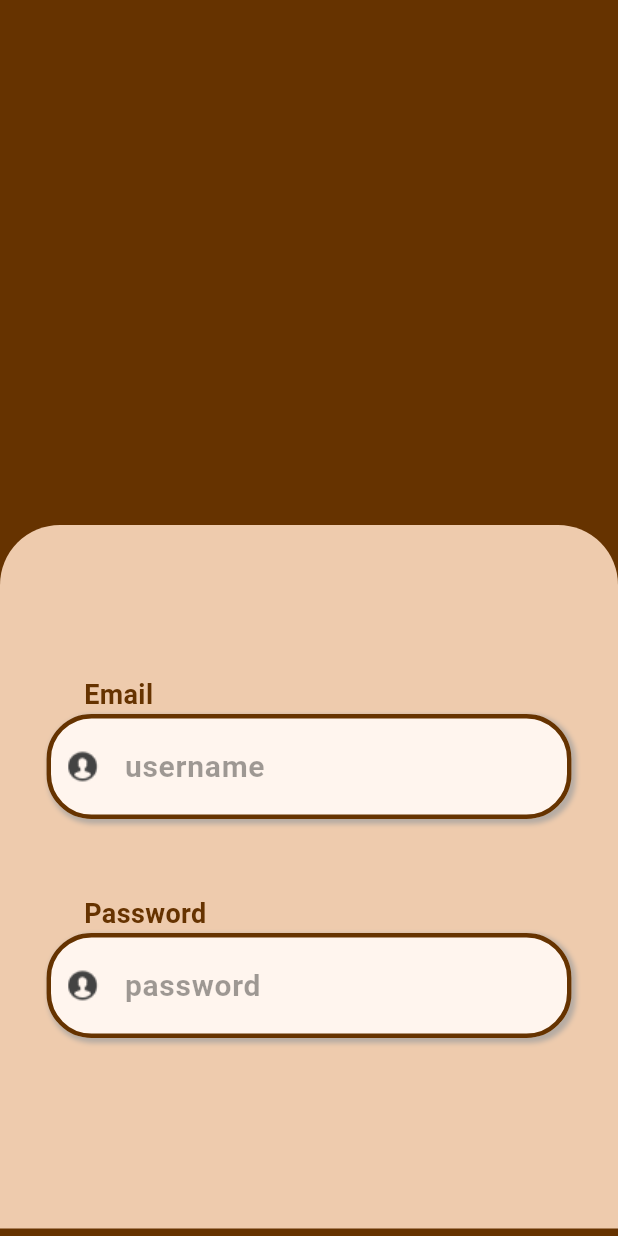
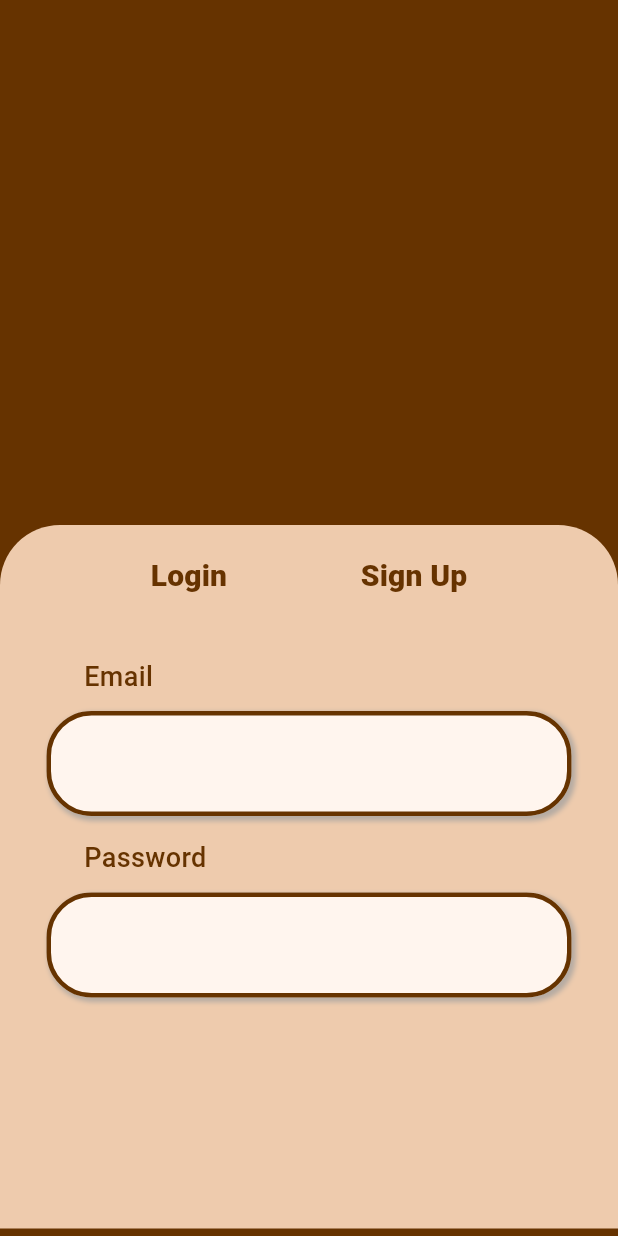
Before and after one commit to 0899905503/ManagementEAS, a Flutter app: the screen it shows after launch, on a phone screen of 412 x 824 dp. Run offline on Flutter 3.47's test engine with Material 3 defaults, Android fonts, the phone set to English and light mode, and no system bars; our stand-ins replace cached_network_image, get; Roboto replaces fonts that are missing (AlumniSans).

Commit message:
update UI/Login

```diff
--- a/lib/UI/Login/login.dart
+++ b/lib/UI/Login/login.dart
@@ -2,6 +2,7 @@ import 'package:flutter/material.dart';
 import 'package:flutter_base/UI/widgets/appbar/tk_app_bar.dart';
 import 'package:flutter_base/UI/widgets/textfields/app_text_field.dart';
 import 'package:flutter_base/common/app_images.dart';
+import 'package:flutter_base/common/app_text_styles.dart';
 
 class Myapp extends StatefulWidget {
   const Myapp({super.key});
@@ -30,18 +31,6 @@ class _MyappState extends State<Myapp> {
       ),
       child: Column(
         children: [
-          // boxlogin("username", "error"),
-          // const SizedBox(
-          //   height: 30,
-          // ),
-          // boxlogin("password", "error"),
-          // const AppTextField(
-          //   prefixIcon: AppImages.icPerson,
-          //   //  enableValidator: state.enableValidate,
-          //   hintText: "username ",
-          //   background: Color(0xff000000),
-          //   fontWeight: FontWeight.bold,
-          // ),
           const SizedBox(
             height: 350,
           ),
@@ -54,18 +43,31 @@ class _MyappState extends State<Myapp> {
                 bottom: Radius.circular(0),
               ),
             ),
-            child: const Column(
+            child: Column(
               children: [
+                const SizedBox(
+                  height: 10,
+                ),
+                Container(
+                  width: 300,
+                  child: Row(
+                    mainAxisAlignment: MainAxisAlignment.spaceAround,
+                    children: [
+                      boxMenu("Login"),
+                      boxMenu("Sign Up"),
+                    ],
+                  ),
+                ),
                 SizedBox(
-                  height: 100,
+                  height: 30,
                 ),
                 SizedBox(
                   width: 350,
                   child: AppTextField(
                     title: "Email",
-                    prefixIcon: AppImages.icPerson,
+                    // prefixIcon: AppImages.icPerson,
                     //  enableValidator: state.enableValidate,
-                    hintText: "username ",
+                    // hintText: "username ",
                     background: Color(0xffFFF5EE),
                     fontWeight: FontWeight.bold,
                     borderColor: Color(0xff663300),
@@ -74,15 +76,15 @@ class _MyappState extends State<Myapp> {
                   ),
                 ),
                 SizedBox(
-                  height: 50,
+                  height: 15,
                 ),
                 SizedBox(
                   width: 350,
                   child: AppTextField(
                     title: "Password",
-                    prefixIcon: AppImages.icPerson,
+                    // prefixIcon: AppImages.icPerson,
                     //  enableValidator: state.enableValidate,
-                    hintText: "password ",
+                    // hintText: "password ",
                     background: Color(0xffFFF5EE),
                     fontWeight: FontWeight.bold,
                     borderColor: Color(0xff663300),
@@ -90,7 +92,7 @@ class _MyappState extends State<Myapp> {
                     showOutline: true,
                   ),
                 ),
-                SizedBox(
+                const SizedBox(
                   width: 500,
                 ),
               ],
@@ -101,21 +103,22 @@ class _MyappState extends State<Myapp> {
     );
   }
 
-  Widget boxlogin(String input, String error) {
-    return Container(
-      decoration: BoxDecoration(
-        color: Colors.brown[300],
-        borderRadius: BorderRadius.circular(20),
-        border: Border.all(),
-      ),
-      child: TextFormField(
-        decoration: InputDecoration(
-            hintText: input,
-            hintStyle: const TextStyle(
-                color: Colors.grey, fontSize: 20, fontWeight: FontWeight.w600),
-            errorText: error,
-            errorStyle: const TextStyle(color: Colors.red)),
-      ),
+  Widget boxMenu(String content) {
+    String value;
+    return Row(
+      children: [
+        TextButton(
+          child: Text(content, style: AppTextStyle.brownS20W800),
+          onPressed: () {
+            if (content == "Login") {
+              print(content);
+            }
+            if (content == "Sign Up") {
+              print(content);
+            }
+          },
+        )
+      ],
     );
   }
 }
--- a/lib/UI/widgets/textfields/app_text_field.dart
+++ b/lib/UI/widgets/textfields/app_text_field.dart
@@ -97,13 +97,13 @@ class AppTextField extends StatelessWidget {
             Visibility(
               visible: (title ?? "").isNotEmpty,
               child: Padding(
-                padding: const EdgeInsets.only(bottom: 0),
+                padding: const EdgeInsets.only(bottom: 10),
                 child: Text(
                   title ?? "",
                   style: TextStyle(
                       fontSize: 18,
                       color: Color(0xff663300),
-                      fontWeight: FontWeight.w600),
+                      fontWeight: FontWeight.w500),
                 ),
               ),
             ),
--- /dev/null
+++ b/lib/common/app_colors.dart
@@ -0,0 +1,71 @@
+import 'dart:ui';
+
+class AppColors {
+  AppColors._();
+
+  ///Common
+
+  static const Color primary = Color(0xFF21243D);
+  static const Color tkPrimary = Color(0xFF00363D);
+  static const Color secondary = Color(0xFF05B2CA);
+  static const Color tertiary = Color(0xFF97E3F1);
+  static const Color fourth = Color(0xFFDCF3F6);
+  static const Color tkFourth = Color(0xFFDAF1FE);
+  static const Color colorFFCB05 = Color(0xffFFCB05);
+  static const Color color595B6E = Color(0xff595B6E);
+  static const Color green259506 = Color(0xff259506);
+  static const Color green04B035 = Color(0xff04B035);
+  static const Color redE20F0F = Color(0xffE20F0F);
+  static const Color grey929292 = Color(0xFF929292);
+  static const Color blue84D1FD = Color(0xFF84D1FD);
+  static const Color colorADD1D6 = Color(0xFFADD1D6);
+  static const Color colorE3F9FF = Color(0xFFE3F9FF);
+  static const Color color697082 = Color(0xFF697082);
+
+  ///Background
+  static const Color backgroundLight = Color(0xFFFFFFFF);
+  static const Color backgroundDark = Color(0xFF0F1B2B);
+  static const Color backgroundGreen = Color(0xFF23962E);
+  static const Color backgroundF39508 = Color(0xFFF39508);
+  static const Color backgroundBB0B0B = Color(0xFFBB0B0B);
+  static const Color background00363D = Color(0xff00363D);
+  static const Color background012336 = Color(0xff012336);
+
+  ///Shadow
+  static const Color shadow = Color(0x25606060);
+  static const Color shadow1 = Color(0x1A000000);
+  static const Color shadow929599 = Color(0xFFFAEFFF);
+  static const Color veryLightGrey = Color(0xFFEAEAEA);
+
+  ///Border
+  static const Color border = Color(0xFF606060);
+  static const Color bg1637601A = Color(0x1637601A);
+  static const Color text163760 = Color(0xFF163760);
+
+  ///Divider
+  static const Color divider = Color(0xFF606060);
+  static const Color dividerB5E6ED = Color(0xFFB5E6ED);
+
+  ///Text
+  static const Color textWhite = Color(0xFFFFFFFF);
+  static const Color textBlack = Color(0xFF000000);
+  static const Color textBlue = Color(0xFF0000FF);
+  static const Color textDisable = Color(0xFF89a3b1);
+
+  ///TextField
+  static const Color textFieldEnabledBorder = Color(0xFF919191);
+  static const Color textFieldFocusedBorder = Color(0xFFd74315);
+  static const Color textFieldDisabledBorder = Color(0xFF919191);
+  static const Color textFieldCursor = Color(0xFF919191);
+
+  ///Button
+  static const Color buttonBGWhite = Color(0xFFcdd0d5);
+  static const Color buttonBGTint = secondary;
+  static const Color buttonBorder = secondary;
+
+  /// Tabs
+  static const Color imageBG = Color(0xFF919191);
+
+  ///BottomNavigationBar
+  static const Color bottomNavigationBar = Color(0xFF919191);
+}
--- /dev/null
+++ b/lib/common/app_text_styles.dart
@@ -0,0 +1,177 @@
+import 'package:flutter/material.dart';
+import 'package:flutter_base/common/app_colors.dart';
+
+class AppTextStyle {
+  ///Black
+  static const black = TextStyle(
+    color: Colors.black,
+    fontFamily: "AlumniSans",
+  );
+
+  //s12
+  static final blackS12 = black.copyWith(fontSize: 12);
+  static final blackS12Bold = blackS12.copyWith(fontWeight: FontWeight.bold);
+  static final blackS12W800 = blackS12.copyWith(fontWeight: FontWeight.w800);
+  //s10
+  static final blackS10 = black.copyWith(fontSize: 10);
+  static final blackS10Bold = blackS10.copyWith(fontWeight: FontWeight.bold);
+  static final blackS10W800 = blackS10.copyWith(fontWeight: FontWeight.w800);
+
+  //s14
+  static final blackS14 = black.copyWith(fontSize: 14);
+  static final blackS14Bold = blackS14.copyWith(fontWeight: FontWeight.bold);
+  static final blackS14W600 = blackS14.copyWith(fontWeight: FontWeight.w600);
+  static final blackS14W800 = blackS14.copyWith(fontWeight: FontWeight.w800);
+
+  //s16
+  static final blackS16 = black.copyWith(fontSize: 16);
+  static final blackS16Bold = blackS16.copyWith(fontWeight: FontWeight.bold);
+  static final blackS16W800 = blackS16.copyWith(fontWeight: FontWeight.w800);
+  static final blackS16W600 = blackS16.copyWith(fontWeight: FontWeight.w600);
+
+  //s18
+  static final blackS18 = black.copyWith(fontSize: 18);
+  static final blackS18Bold = blackS18.copyWith(fontWeight: FontWeight.w600);
+  static final blackS18W800 = blackS18.copyWith(fontWeight: FontWeight.w800);
+
+  //s20
+  static final blackS20 = black.copyWith(fontSize: 20);
+  static final blackS20Bold = blackS20.copyWith(fontWeight: FontWeight.w600);
+  static final blackS20Medium = blackS20.copyWith(fontWeight: FontWeight.w500);
+  static final blackS20W800 = blackS20.copyWith(fontWeight: FontWeight.w800);
+
+  //s22
+  static final blackS22 = black.copyWith(fontSize: 22);
+  static final blackS22Bold = blackS22.copyWith(fontWeight: FontWeight.w700);
+  static final blackS22W800 = blackS22.copyWith(fontWeight: FontWeight.w800);
+
+//26
+  //s18
+  static final blackS26 = black.copyWith(fontSize: 26);
+  static final blackS26Bold = blackS26.copyWith(fontWeight: FontWeight.w700);
+  static final blackS26W800 = blackS26.copyWith(fontWeight: FontWeight.w800);
+
+  static const red = TextStyle(color: Colors.red);
+
+  //s12
+  static final redS12 = red.copyWith(fontSize: 12);
+  static final redS12Bold = redS12.copyWith(fontWeight: FontWeight.w700);
+  static final redS12W800 = redS12.copyWith(fontWeight: FontWeight.w800);
+
+  //s14
+  static final redS14 = red.copyWith(fontSize: 14);
+  static final redS14Bold = redS14.copyWith(fontWeight: FontWeight.bold);
+  static final redS14W800 = redS14.copyWith(fontWeight: FontWeight.w800);
+
+  //s16
+  static final redS16 = red.copyWith(fontSize: 16);
+  static final redS16Bold = redS16.copyWith(fontWeight: FontWeight.bold);
+  static final redS16W800 = redS16.copyWith(fontWeight: FontWeight.w800);
+
+  //s18
+  static final redS18 = red.copyWith(fontSize: 18);
+  static final redS18Bold = redS18.copyWith(fontWeight: FontWeight.bold);
+  static final redS18W800 = redS18.copyWith(fontWeight: FontWeight.w800);
+
+  ///White
+  static const white = TextStyle(
+    color: Colors.white,
+    fontFamily: "AlumniSans",
+  );
+
+  //s12
+  static final whiteS12 = white.copyWith(fontSize: 12);
+  static final whiteS12Bold = whiteS12.copyWith(fontWeight: FontWeight.bold);
+  static final whiteS12W800 = whiteS12.copyWith(fontWeight: FontWeight.w800);
+
+  //s14
+  static final whiteS14 = white.copyWith(fontSize: 14);
+  static final whiteS14Bold = whiteS14.copyWith(fontWeight: FontWeight.bold);
+  static final whiteS14W800 = whiteS14.copyWith(fontWeight: FontWeight.w800);
+
+  //s16
+  static final whiteS16 = white.copyWith(fontSize: 16);
+  static final whiteS16Bold = whiteS16.copyWith(fontWeight: FontWeight.bold);
+  static final whiteS16W800 = whiteS16.copyWith(fontWeight: FontWeight.w800);
+
+  //s18
+  static final whiteS18 = white.copyWith(fontSize: 18);
+  static final whiteS18Bold = whiteS18.copyWith(fontWeight: FontWeight.bold);
+  static final whiteS18W800 =
+      whiteS18.copyWith(fontWeight: FontWeight.w800); //s12
+
+  static final whiteS22 = white.copyWith(fontSize: 22);
+  static final whiteS22Bold = whiteS22.copyWith(fontWeight: FontWeight.w700);
+  static final whiteS22W800 =
+      whiteS22.copyWith(fontWeight: FontWeight.w800); //s24
+
+  static final whiteS24 = white.copyWith(fontSize: 24);
+  static final whiteS24Bold = whiteS24.copyWith(fontWeight: FontWeight.w700);
+  static final whiteS24W800 = whiteS24.copyWith(fontWeight: FontWeight.w800);
+
+  ///Gray
+  static const grey = TextStyle(color: Colors.grey);
+
+  //s12
+  static final greyS12 = grey.copyWith(fontSize: 12);
+  static final greyS12Bold = greyS12.copyWith(fontWeight: FontWeight.bold);
+  static final greyS12W800 = greyS12.copyWith(fontWeight: FontWeight.w800);
+
+  //s14
+  static final greyS14 = grey.copyWith(fontSize: 14);
+  static final greyS14Bold = greyS14.copyWith(fontWeight: FontWeight.bold);
+  static final greyS14W800 = greyS14.copyWith(fontWeight: FontWeight.w800);
+
+  //s16
+  static final greyS16 = grey.copyWith(fontSize: 16);
+  static final greyS16Bold = greyS16.copyWith(fontWeight: FontWeight.bold);
+  static final greyS16W800 = greyS16.copyWith(fontWeight: FontWeight.w800);
+
+  //s18
+  static final greyS18 = grey.copyWith(fontSize: 18);
+  static final greyS18Bold = greyS18.copyWith(fontWeight: FontWeight.bold);
+  static final greyS18W800 = greyS18.copyWith(fontWeight: FontWeight.w800);
+
+//s22
+  static final greyS22 = grey.copyWith(fontSize: 22);
+  static final greyS22Bold = greyS18.copyWith(fontWeight: FontWeight.bold);
+  static final greyS22W800 = greyS18.copyWith(fontWeight: FontWeight.w800);
+
+  ///Tint
+  static const tint = TextStyle(color: AppColors.secondary);
+
+  //s12
+  static final tintS12 = tint.copyWith(fontSize: 12);
+  static final tintS12Bold = tintS12.copyWith(fontWeight: FontWeight.bold);
+  static final tintS12W800 = tintS12.copyWith(fontWeight: FontWeight.w800);
+
+  //s14
+  static final tintS14 = tint.copyWith(fontSize: 14);
+  static final tintS14Bold = tintS14.copyWith(fontWeight: FontWeight.bold);
+  static final tintS14W800 = tintS14.copyWith(fontWeight: FontWeight.w800);
+
+  //s16
+  static final tintS16 = tint.copyWith(fontSize: 16);
+  static final tintS16Bold = tintS16.copyWith(fontWeight: FontWeight.bold);
+  static final tintS16W800 = tintS16.copyWith(fontWeight: FontWeight.w800);
+
+  //s18
+  static final tintS18 = tint.copyWith(fontSize: 18);
+  static final tintS18Bold = tintS18.copyWith(fontWeight: FontWeight.bold);
+  static final tintS18W800 = tintS18.copyWith(fontWeight: FontWeight.w800);
+
+  //changePassword
+  static const changPassword = TextStyle(color: Color(0xffFF4500));
+  static final changePasswordColor = changPassword.copyWith(fontSize: 20);
+  static final changePasswordBold =
+      changPassword.copyWith(fontWeight: FontWeight.w800);
+  static final changePasswordW800 =
+      changPassword.copyWith(fontWeight: FontWeight.w800);
+
+  //Brown
+  static const brown = TextStyle(color: Color(0xff663300));
+  //s20
+  static final brownS20 = brown.copyWith(fontSize: 20);
+  static final brownS20Bold = brownS20.copyWith(fontWeight: FontWeight.bold);
+  static final brownS20W800 = brownS20.copyWith(fontWeight: FontWeight.w800);
+}
```
